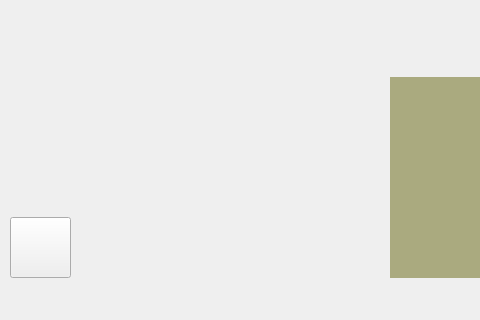
This is mainwindow.ui in Erfan3101/RiscvCpu as Qt 5 draws it before an edit; both pictures show x 0 to 480 and y 92 to 412 of the 782 by 412 pixel window. The edited form follows.
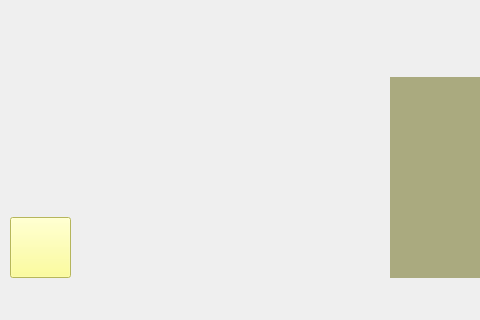
This is the edited form. Icons and pictures are not drawn.

```diff
--- a/mainwindow.ui
+++ b/mainwindow.ui
@@ -40,7 +40,8 @@
      </rect>
     </property>
     <property name="styleSheet">
-     <string notr="true">image: url(:/icons/addicon.png);</string>
+     <string notr="true">image: url(:/icons/addicon.png);
+background-color: rgb(255, 255, 127);</string>
     </property>
     <property name="text">
      <string/>
```
